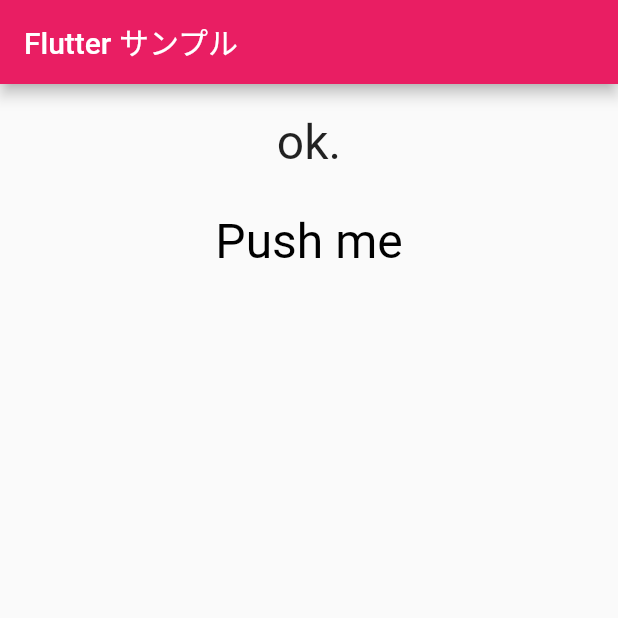
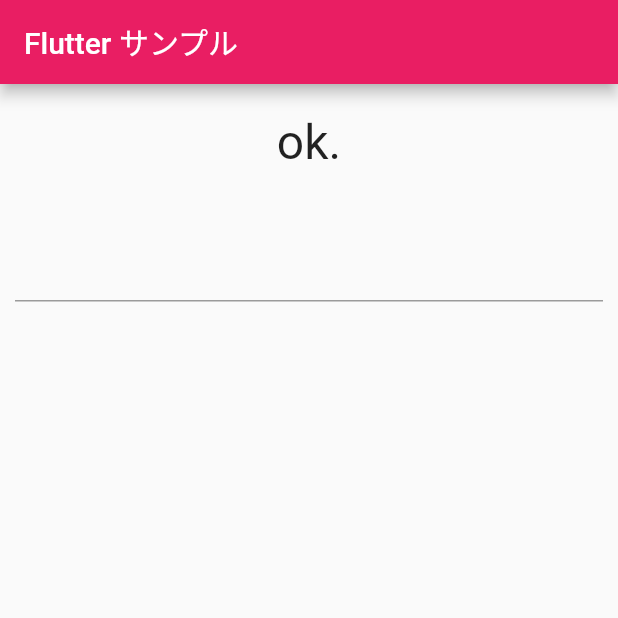
Before and after one commit to sin0713/FlutterSample, a Flutter app: the screen it shows after launch, on a phone screen of 412 x 824 dp, the top half of it. Run offline on Flutter 3.47's test engine with Material 2 defaults, Android fonts, the phone set to English and light mode, and no system bars.

Commit message:
[Add]TextField

```diff
--- a/flutter_app/lib/main.dart
+++ b/flutter_app/lib/main.dart
@@ -46,28 +46,12 @@ class Data {
 
 class _MyHomePageState extends State<MyHomePage> {
 
-  //static final _data = [
-  //  Data('Apple', 200),
-  //  Data('Orange', 150),
-  //  Data('Peach', 300)
-  //];
+  static var _message = 'ok.';
+  static final _controller = TextEditingController();
 
-  //Data _item = _data[0];
-
-  //void _setData() {
-  //  setState(() {
-  //    _item = ((_data..shuffle())).first;
-  //  });
-  //}
-
-
-  static var _message = 'ok.';
-  static var _janken = <String>['グー', 'チョキ', 'パー'];
-
-
-  void buttonPressed() {
+  void buttonPressed(String val) {
     setState(() {
-      _message = (_janken..shuffle()).first;
+      _message = val;
     });
   }
 
@@ -93,18 +77,19 @@ class _MyHomePageState extends State<MyHomePage> {
                       fontFamily: "Roboto"),
                   ),
                 ),
-                TextButton(
-                  onPressed: buttonPressed,
-                  child: const Text(
-                    "Push me",
-                    style: TextStyle(
-                      fontSize: 32.0,
-                      color: Color(0xff000000),
+                Padding(
+                  padding: const EdgeInsets.all(10.0),
+                  child: TextField(
+                    onChanged: buttonPressed,
+                    controller: _controller,
+                    style: const TextStyle(
+                      fontSize: 28.0,
+                      color: Color(0xffFF0000),
                       fontWeight: FontWeight.w400,
                       fontFamily: "Roboto"
                     ),
                   ),
-                )
+                ),
               ],
             ),
         )
```
